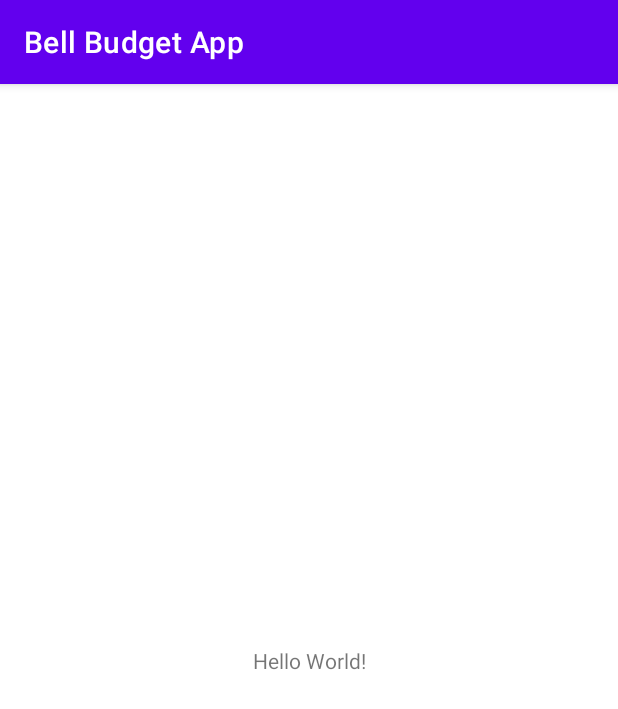
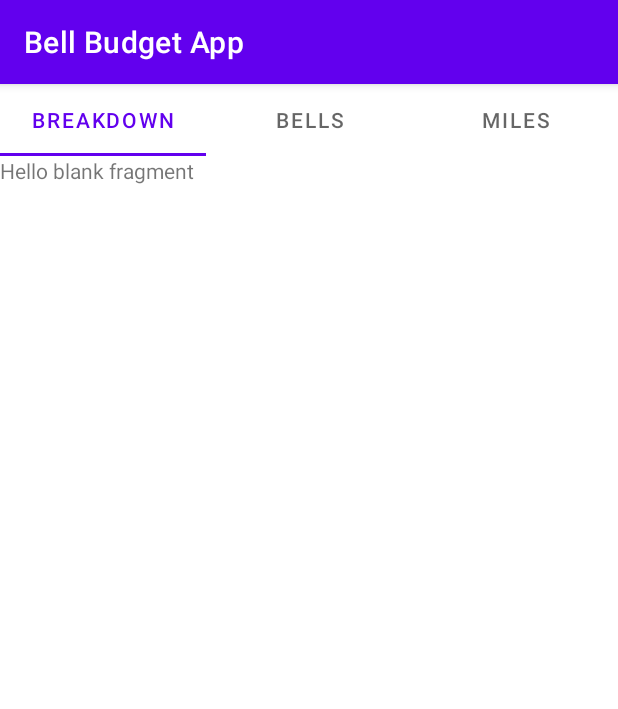
Before and after one commit to anthony-cruz15/bell-budget-app, an Android app: the screen it shows after launch (MainActivity), on a phone screen of 412 x 824 dp. Shown: the top 709 px of the screen. Run offline under Robolectric (Android 15) with nearby library versions, the phone set to English and light mode, and no system bars.

Commit message:
11/15 created tabLayout and Fragments

```diff
--- a/app/build.gradle
+++ b/app/build.gradle
@@ -32,6 +32,7 @@ dependencies {
     implementation 'androidx.appcompat:appcompat:1.3.1'
     implementation 'com.google.android.material:material:1.4.0'
     implementation 'androidx.constraintlayout:constraintlayout:2.1.1'
+    implementation 'androidx.legacy:legacy-support-v4:1.0.0'
     testImplementation 'junit:junit:4.+'
     androidTestImplementation 'androidx.test.ext:junit:1.1.3'
     androidTestImplementation 'androidx.test.espresso:espresso-core:3.4.0'
--- /dev/null
+++ b/app/src/main/java/com/example/bellbudgetapp/BreakdownFragment.java
@@ -0,0 +1,64 @@
+package com.example.bellbudgetapp;
+
+import android.os.Bundle;
+
+import androidx.fragment.app.Fragment;
+
+import android.view.LayoutInflater;
+import android.view.View;
+import android.view.ViewGroup;
+
+/**
+ * A simple {@link Fragment} subclass.
+ * Use the {@link BreakdownFragment#newInstance} factory method to
+ * create an instance of this fragment.
+ */
+public class BreakdownFragment extends Fragment {
+
+    // TODO: Rename parameter arguments, choose names that match
+    // the fragment initialization parameters, e.g. ARG_ITEM_NUMBER
+    private static final String ARG_PARAM1 = "param1";
+    private static final String ARG_PARAM2 = "param2";
+
+    // TODO: Rename and change types of parameters
+    private String mParam1;
+    private String mParam2;
+
+    public BreakdownFragment() {
+        // Required empty public constructor
+    }
+
+    /**
+     * Use this factory method to create a new instance of
+     * this fragment using the provided parameters.
+     *
+     * @param param1 Parameter 1.
+     * @param param2 Parameter 2.
+     * @return A new instance of fragment BreakdownFragment.
+     */
+    // TODO: Rename and change types and number of parameters
+    public static BreakdownFragment newInstance(String param1, String param2) {
+        BreakdownFragment fragment = new BreakdownFragment();
+        Bundle args = new Bundle();
+        args.putString(ARG_PARAM1, param1);
+        args.putString(ARG_PARAM2, param2);
+        fragment.setArguments(args);
+        return fragment;
+    }
+
+    @Override
+    public void onCreate(Bundle savedInstanceState) {
+        super.onCreate(savedInstanceState);
+        if (getArguments() != null) {
+            mParam1 = getArguments().getString(ARG_PARAM1);
+            mParam2 = getArguments().getString(ARG_PARAM2);
+        }
+    }
+
+    @Override
+    public View onCreateView(LayoutInflater inflater, ViewGroup container,
+                             Bundle savedInstanceState) {
+        // Inflate the layout for this fragment
+        return inflater.inflate(R.layout.fragment_breakdown, container, false);
+    }
+}
--- a/app/src/main/java/com/example/bellbudgetapp/MainActivity.java
+++ b/app/src/main/java/com/example/bellbudgetapp/MainActivity.java
@@ -1,14 +1,58 @@
 package com.example.bellbudgetapp;
 
+import androidx.annotation.NonNull;
 import androidx.appcompat.app.AppCompatActivity;
+import androidx.fragment.app.Fragment;
+import androidx.fragment.app.FragmentActivity;
+import androidx.viewpager2.adapter.FragmentStateAdapter;
+import androidx.viewpager2.widget.ViewPager2;
 
 import android.os.Bundle;
 
+import com.google.android.material.tabs.TabLayout;
+import com.google.android.material.tabs.TabLayoutMediator;
+
 public class MainActivity extends AppCompatActivity {
+
+    ViewPager2 pager;
+    TabLayout tabLayout;
+    SlideAdapter adapter;
 
     @Override
     protected void onCreate(Bundle savedInstanceState) {
         super.onCreate(savedInstanceState);
         setContentView(R.layout.activity_main);
+        pager = findViewById(R.id.pager);
+        tabLayout = findViewById(R.id.tabLayout);
+        adapter = new SlideAdapter(this);
+        pager.setAdapter(adapter);
+        new TabLayoutMediator(tabLayout, pager, new TabLayoutMediator.TabConfigurationStrategy() {
+            @Override
+            public void onConfigureTab(@NonNull TabLayout.Tab tab, int position) {
+                if(position == 0) tab.setText("Breakdown");
+                else if(position == 1) tab.setText("Bells");
+                else tab.setText("Miles");
+            }
+        }).attach();
+    }
+
+    private class SlideAdapter extends FragmentStateAdapter {
+
+        public SlideAdapter(@NonNull FragmentActivity fragmentActivity) {
+            super(fragmentActivity);
+        }
+
+        @NonNull
+        @Override
+        public Fragment createFragment(int position) {
+            if(position == 0) return new BreakdownFragment();
+            else if(position == 1) return new BellItemFragment();
+            else return new MileItemFragment();
+        }
+
+        @Override
+        public int getItemCount() {
+            return 3;
+        }
     }
 }
--- a/app/src/main/res/layout/activity_main.xml
+++ b/app/src/main/res/layout/activity_main.xml
@@ -6,13 +6,20 @@
     android:layout_height="match_parent"
     tools:context=".MainActivity">
 
-    <TextView
-        android:layout_width="wrap_content"
+    <com.google.android.material.tabs.TabLayout
+        android:id="@+id/tabLayout"
+        android:layout_width="match_parent"
         android:layout_height="wrap_content"
-        android:text="Hello World!"
-        app:layout_constraintBottom_toBottomOf="parent"
-        app:layout_constraintLeft_toLeftOf="parent"
-        app:layout_constraintRight_toRightOf="parent"
+        app:layout_constraintEnd_toEndOf="parent"
+        app:layout_constraintStart_toStartOf="parent"
         app:layout_constraintTop_toTopOf="parent" />
 
+    <androidx.viewpager2.widget.ViewPager2
+        android:id="@+id/pager"
+        android:layout_width="match_parent"
+        android:layout_height="0dp"
+        app:layout_constraintBottom_toBottomOf="parent"
+        app:layout_constraintEnd_toEndOf="parent"
+        app:layout_constraintStart_toStartOf="parent"
+        app:layout_constraintTop_toBottomOf="@+id/tabLayout" />
 </androidx.constraintlayout.widget.ConstraintLayout>
--- /dev/null
+++ b/app/src/main/res/layout/fragment_breakdown.xml
@@ -0,0 +1,14 @@
+<?xml version="1.0" encoding="utf-8"?>
+<FrameLayout xmlns:android="http://schemas.android.com/apk/res/android"
+    xmlns:tools="http://schemas.android.com/tools"
+    android:layout_width="match_parent"
+    android:layout_height="match_parent"
+    tools:context=".BreakdownFragment">
+
+    <!-- TODO: Update blank fragment layout -->
+    <TextView
+        android:layout_width="match_parent"
+        android:layout_height="match_parent"
+        android:text="@string/hello_blank_fragment" />
+
+</FrameLayout>
--- a/app/src/main/res/values/strings.xml
+++ b/app/src/main/res/values/strings.xml
@@ -1,3 +1,5 @@
 <resources>
     <string name="app_name">Bell Budget App</string>
+    <!-- TODO: Remove or change this placeholder text -->
+    <string name="hello_blank_fragment">Hello blank fragment</string>
 </resources>
```
Also changed, not shown: app/src/main/java/com/example/bellbudgetapp/BellItemFragment.java (added, +64 -0 lines), app/src/main/java/com/example/bellbudgetapp/MileItemFragment.java (added, +64 -0 lines), app/src/main/res/layout/fragment_bell_item.xml (added, +14 -0 lines), app/src/main/res/layout/fragment_mile_item.xml (added, +14 -0 lines).
